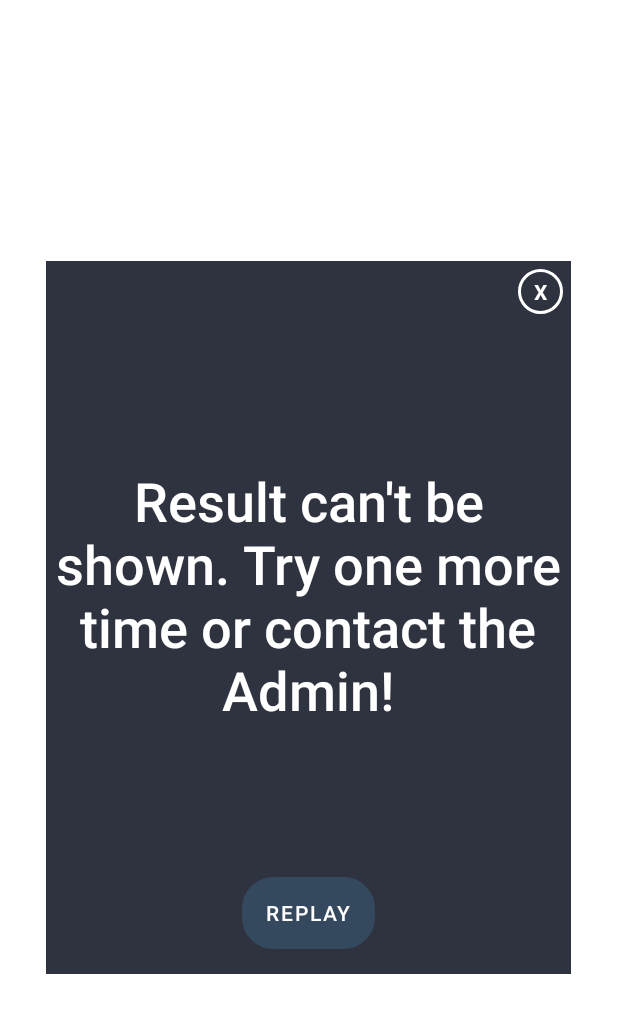
After one commit to GhassenBenMakhlouf/Opizon, an Android app: the layout app2_popup.xml on its own in the app's theme, with its tools: preview values and no code run, on a phone screen of 412 x 824 dp. The commit adds this screen. Shown: the top 1013 px of the screen. Run offline under Robolectric (Android 15) with nearby library versions, the phone set to English and light mode, and no system bars.

Commit message:
GBM: add visiual effects App2 and pop up

```diff
--- /dev/null
+++ b/app/src/main/res/drawable/cerclebackgroundcolored.xml
@@ -0,0 +1,5 @@
+<?xml version="1.0" encoding="utf-8"?>
+<shape android:shape="oval" xmlns:android="http://schemas.android.com/apk/res/android">
+    <solid android:color="@android:color/black" />
+    <stroke android:width="2dp" android:color="@color/white"/>
+</shape>
--- /dev/null
+++ b/app/src/main/res/layout/app2_popup.xml
@@ -0,0 +1,62 @@
+<?xml version="1.0" encoding="utf-8"?>
+<LinearLayout xmlns:android="http://schemas.android.com/apk/res/android"
+    android:orientation="vertical"
+    android:layout_width="350dp"
+    android:layout_height="475dp"
+    android:background="@color/colorPrimaryDark"
+    android:padding="5dp"
+    android:layout_gravity="center">
+    <LinearLayout
+        android:layout_width="match_parent"
+        android:layout_height="30dp"
+        android:orientation="vertical">
+        <TextView
+            android:id="@+id/txtclose"
+            android:layout_width="30dp"
+            android:layout_height="30dp"
+            android:textColor="@color/white"
+            android:text="@string/close_btn"
+            android:textStyle="bold"
+            android:layout_gravity="end"
+            android:gravity="center"
+            android:background="@drawable/cerclebackground"/>
+
+    </LinearLayout>
+
+    <LinearLayout
+        android:layout_width="match_parent"
+        android:layout_height="375dp"
+        android:orientation="horizontal">
+
+        <TextView
+            android:id="@+id/txtresult"
+            android:layout_width="match_parent"
+            android:layout_height="match_parent"
+            android:gravity="center"
+            android:text="Result can't be shown. Try one more time or contact the Admin!"
+            android:textAppearance="@android:style/TextAppearance.Material.Widget.ActionMode.Title"
+            android:textColor="@color/white"
+            android:textSize="36sp"/>
+
+
+    </LinearLayout>
+
+    <LinearLayout
+        android:layout_width="match_parent"
+        android:layout_height="70dp"
+        android:orientation = "vertical">
+
+        <Button
+            android:id="@+id/btnreplay"
+            android:layout_width="wrap_content"
+            android:layout_height="wrap_content"
+            android:layout_gravity="center_horizontal"
+            android:text="Replay"
+            android:background="@drawable/buttonstyle"
+            android:textColor="@color/white" />
+
+    </LinearLayout>
+
+
+
+</LinearLayout>
--- a/app/src/main/res/values/colors.xml
+++ b/app/src/main/res/values/colors.xml
@@ -8,7 +8,7 @@
 <!--    <color name="colorSecondaryVariant">#bdc3c7</color>-->
 <!--    <color name="colorOnSecondary">#2ecc71</color>-->
     <color name="colorAccent">#8e44ad</color>
-
+    <color name="colorPrimaryLight">#60748b</color>
     <color name="colorPrimaryDark">#2f333f</color>
     <color name="bluelight">#49acd5</color>
     <color name="orange">#eaad43</color>
```
Also changed, not shown: app/src/main/java/com/example/opizon/App2.java (+77 -4 lines), app/src/main/res/layout/activity_app2.xml (+9 -14 lines).
